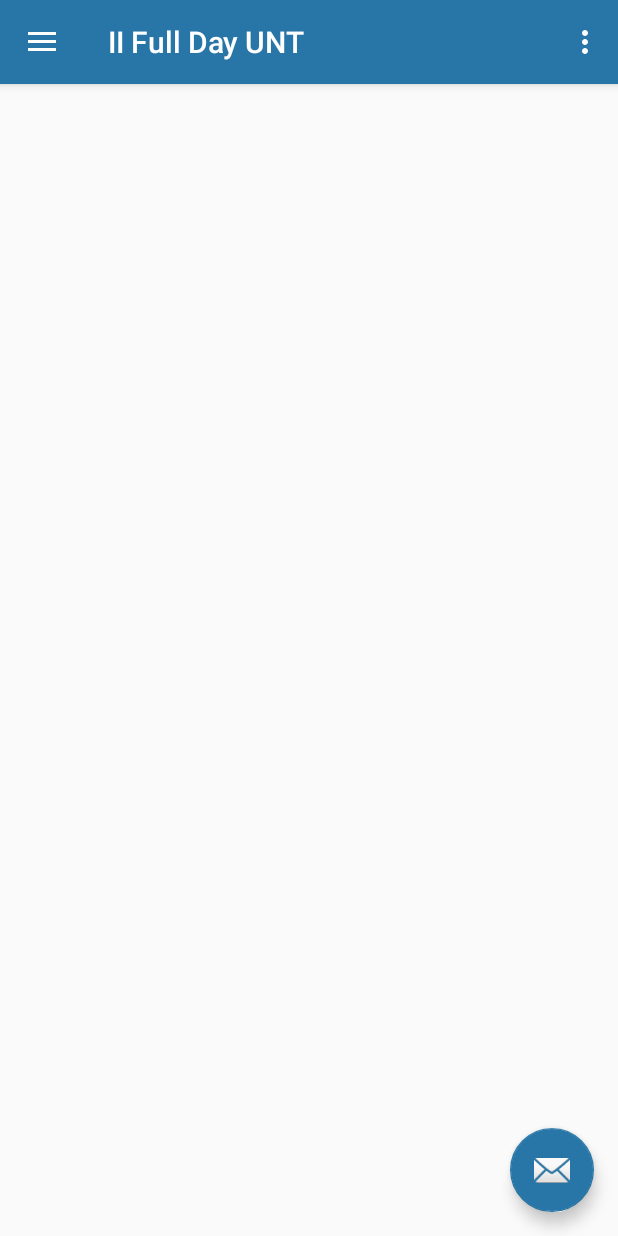
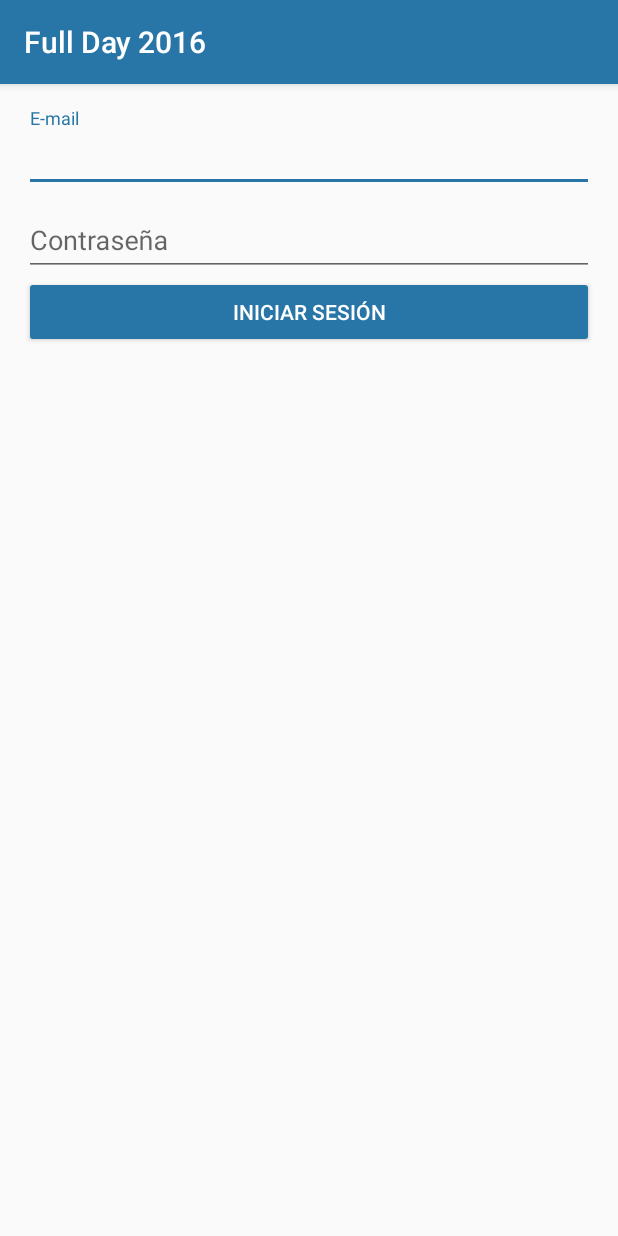
Before and after one commit to JCarlosR/FullDay2016, an Android app: the screen it shows after launch (PanelActivity before the commit, LoginActivity after it), on a phone screen of 412 x 824 dp. Run offline under Robolectric (Android 15) with nearby library versions, the phone set to English and light mode, and no system bars.

Commit message:
UI advances

```diff
--- a/app/src/main/AndroidManifest.xml
+++ b/app/src/main/AndroidManifest.xml
@@ -37,7 +37,8 @@
         <activity
             android:name=".PanelActivity"
             android:label="@string/title_activity_panel"
-            android:theme="@style/AppTheme.NoActionBar"></activity>
+            android:theme="@style/AppTheme.NoActionBar" />
+        <activity android:name=".LoginActivity"></activity>
     </application>
 
 </manifest>
--- /dev/null
+++ b/app/src/main/java/com/youtube/sorcjc/fullday2016/LoginActivity.java
@@ -0,0 +1,30 @@
+package com.youtube.sorcjc.fullday2016;
+
+import android.content.Intent;
+import android.support.v7.app.AppCompatActivity;
+import android.os.Bundle;
+import android.view.View;
+import android.widget.Button;
+
+public class LoginActivity extends AppCompatActivity implements View.OnClickListener {
+
+    @Override
+    protected void onCreate(Bundle savedInstanceState) {
+        super.onCreate(savedInstanceState);
+        setContentView(R.layout.activity_login);
+
+        Button btnLogin = (Button) findViewById(R.id.btnLogin);
+        btnLogin.setOnClickListener(this);
+    }
+
+    @Override
+    public void onClick(View view) {
+        switch (view.getId()) {
+            case R.id.btnLogin:
+                Intent intent = new Intent(this, PanelActivity.class);
+                startActivity(intent);
+                finish();
+                break;
+        }
+    }
+}
--- a/app/src/main/java/com/youtube/sorcjc/fullday2016/MainActivity.java
+++ b/app/src/main/java/com/youtube/sorcjc/fullday2016/MainActivity.java
@@ -10,7 +10,7 @@ public class MainActivity extends AppCompatActivity {
     protected void onCreate(Bundle savedInstanceState) {
         super.onCreate(savedInstanceState);
 
-        Intent intent = new Intent(this, PanelActivity.class);
+        Intent intent = new Intent(this, LoginActivity.class);
         startActivity(intent);
 
         finish();
--- a/app/src/main/res/drawable-v21/ic_menu_camera.xml
+++ /dev/null
@@ -1,12 +0,0 @@
-<vector xmlns:android="http://schemas.android.com/apk/res/android"
-    android:width="24dp"
-    android:height="24dp"
-    android:viewportHeight="24.0"
-    android:viewportWidth="24.0">
-    <path
-        android:fillColor="#FF000000"
-        android:pathData="M12,12m-3.2,0a3.2,3.2 0,1 1,6.4 0a3.2,3.2 0,1 1,-6.4 0" />
-    <path
-        android:fillColor="#FF000000"
-        android:pathData="M9,2L7.17,4H4c-1.1,0 -2,0.9 -2,2v12c0,1.1 0.9,2 2,2h16c1.1,0 2,-0.9 2,-2V6c0,-1.1 -0.9,-2 -2,-2h-3.17L15,2H9zm3,15c-2.76,0 -5,-2.24 -5,-5s2.24,-5 5,-5 5,2.24 5,5 -2.24,5 -5,5z" />
-</vector>
--- a/app/src/main/res/drawable-v21/ic_menu_gallery.xml
+++ /dev/null
@@ -1,9 +0,0 @@
-<vector xmlns:android="http://schemas.android.com/apk/res/android"
-    android:width="24dp"
-    android:height="24dp"
-    android:viewportHeight="24.0"
-    android:viewportWidth="24.0">
-    <path
-        android:fillColor="#FF000000"
-        android:pathData="M22,16V4c0,-1.1 -0.9,-2 -2,-2H8c-1.1,0 -2,0.9 -2,2v12c0,1.1 0.9,2 2,2h12c1.1,0 2,-0.9 2,-2zm-11,-4l2.03,2.71L16,11l4,5H8l3,-4zM2,6v14c0,1.1 0.9,2 2,2h14v-2H4V6H2z" />
-</vector>
--- a/app/src/main/res/drawable-v21/ic_menu_manage.xml
+++ /dev/null
@@ -1,9 +0,0 @@
-<vector xmlns:android="http://schemas.android.com/apk/res/android"
-    android:width="24dp"
-    android:height="24dp"
-    android:viewportHeight="24.0"
-    android:viewportWidth="24.0">
-    <path
-        android:fillColor="#FF000000"
-        android:pathData="M22.7,19l-9.1,-9.1c0.9,-2.3 0.4,-5 -1.5,-6.9 -2,-2 -5,-2.4 -7.4,-1.3L9,6 6,9 1.6,4.7C0.4,7.1 0.9,10.1 2.9,12.1c1.9,1.9 4.6,2.4 6.9,1.5l9.1,9.1c0.4,0.4 1,0.4 1.4,0l2.3,-2.3c0.5,-0.4 0.5,-1.1 0.1,-1.4z" />
-</vector>
--- a/app/src/main/res/drawable-v21/ic_menu_slideshow.xml
+++ /dev/null
@@ -1,9 +0,0 @@
-<vector xmlns:android="http://schemas.android.com/apk/res/android"
-    android:width="24dp"
-    android:height="24dp"
-    android:viewportHeight="24.0"
-    android:viewportWidth="24.0">
-    <path
-        android:fillColor="#FF000000"
-        android:pathData="M4,6H2v14c0,1.1 0.9,2 2,2h14v-2H4V6zm16,-4H8c-1.1,0 -2,0.9 -2,2v12c0,1.1 0.9,2 2,2h12c1.1,0 2,-0.9 2,-2V4c0,-1.1 -0.9,-2 -2,-2zm-8,12.5v-9l6,4.5 -6,4.5z" />
-</vector>
--- /dev/null
+++ b/app/src/main/res/layout/activity_login.xml
@@ -0,0 +1,47 @@
+<?xml version="1.0" encoding="utf-8"?>
+<LinearLayout xmlns:android="http://schemas.android.com/apk/res/android"
+    xmlns:tools="http://schemas.android.com/tools"
+    android:id="@+id/activity_login"
+    android:layout_width="match_parent"
+    android:layout_height="match_parent"
+    android:paddingBottom="@dimen/activity_vertical_margin"
+    android:paddingLeft="@dimen/activity_horizontal_margin"
+    android:paddingRight="@dimen/activity_horizontal_margin"
+    android:paddingTop="@dimen/activity_vertical_margin"
+    android:orientation="vertical"
+    tools:context="com.youtube.sorcjc.fullday2016.LoginActivity">
+
+    <android.support.design.widget.TextInputLayout
+        android:layout_width="match_parent"
+        android:layout_height="wrap_content">
+
+        <EditText
+            android:id="@+id/etEmail"
+            android:hint="E-mail"
+            android:inputType="textEmailAddress"
+            android:layout_width="match_parent"
+            android:layout_height="wrap_content" />
+
+    </android.support.design.widget.TextInputLayout>
+
+    <android.support.design.widget.TextInputLayout
+        android:layout_width="match_parent"
+        android:layout_height="wrap_content">
+
+        <EditText
+            android:id="@+id/etPassword"
+            android:hint="Contraseña"
+            android:inputType="textPassword"
+            android:layout_width="match_parent"
+            android:layout_height="wrap_content" />
+
+    </android.support.design.widget.TextInputLayout>
+
+    <Button
+        android:id="@+id/btnLogin"
+        style="@style/Widget.AppCompat.Button.Colored"
+        android:text="Iniciar sesión"
+        android:layout_width="match_parent"
+        android:layout_height="wrap_content" />
+
+</LinearLayout>
--- a/app/src/main/res/menu/activity_panel_drawer.xml
+++ b/app/src/main/res/menu/activity_panel_drawer.xml
@@ -3,33 +3,36 @@
 
     <group android:checkableBehavior="single">
         <item
+            android:id="@+id/nav_info"
+            android:icon="@drawable/ic_info_outline_24dp"
+            android:title="Sobre el evento" />
+        <item
+            android:id="@+id/nav_polls"
+            android:icon="@drawable/ic_mode_edit_24dp"
+            android:title="Responder encuesta" />
+    </group>
+
+    <group android:checkableBehavior="single">
+        <item
             android:id="@+id/nav_camera"
-            android:icon="@drawable/ic_menu_camera"
-            android:title="Import" />
+            android:icon="@drawable/ic_camera_alt_24dp"
+            android:title="Capturar foto" />
         <item
             android:id="@+id/nav_gallery"
-            android:icon="@drawable/ic_menu_gallery"
-            android:title="Gallery" />
-        <item
-            android:id="@+id/nav_slideshow"
-            android:icon="@drawable/ic_menu_slideshow"
-            android:title="Slideshow" />
-        <item
-            android:id="@+id/nav_manage"
-            android:icon="@drawable/ic_menu_manage"
-            android:title="Tools" />
+            android:icon="@drawable/ic_insert_photo_24dp"
+            android:title="Ver galería" />
     </group>
 
-    <item android:title="Communicate">
+    <item android:title="Más opciones">
         <menu>
             <item
-                android:id="@+id/nav_share"
-                android:icon="@drawable/ic_menu_share"
-                android:title="Share" />
+                android:id="@+id/nav_settings"
+                android:icon="@drawable/ic_build_24dp"
+                android:title="@string/action_settings" />
             <item
-                android:id="@+id/nav_send"
-                android:icon="@drawable/ic_menu_send"
-                android:title="Send" />
+                android:id="@+id/nav_about"
+                android:icon="@drawable/ic_insert_emoticon_24dp"
+                android:title="Acerca de" />
         </menu>
     </item>
 
--- a/app/src/main/res/menu/panel.xml
+++ b/app/src/main/res/menu/panel.xml
@@ -2,8 +2,9 @@
 <menu xmlns:android="http://schemas.android.com/apk/res/android"
     xmlns:app="http://schemas.android.com/apk/res-auto">
     <item
-        android:id="@+id/action_settings"
+        android:id="@+id/action_logout"
+        android:icon="@drawable/ic_power_24dp"
         android:orderInCategory="100"
-        android:title="@string/action_settings"
-        app:showAsAction="never" />
+        android:title="@string/action_logout"
+        app:showAsAction="always" />
 </menu>
--- a/app/src/main/res/values/strings.xml
+++ b/app/src/main/res/values/strings.xml
@@ -5,5 +5,6 @@
     <string name="navigation_drawer_open">Open navigation drawer</string>
     <string name="navigation_drawer_close">Close navigation drawer</string>
 
-    <string name="action_settings">Settings</string>
+    <string name="action_settings">Ajustes</string>
+    <string name="action_logout">Cerrar sesión</string>
 </resources>
```
Also changed, not shown: app/src/main/java/com/youtube/sorcjc/fullday2016/PanelActivity.java (+34 -8 lines), app/src/main/res/drawable/ic_build_24dp.xml (added, +9 -0 lines), app/src/main/res/drawable/ic_camera_alt_24dp.xml (added, +12 -0 lines), app/src/main/res/drawable/ic_info_outline_24dp.xml (added, +9 -0 lines), app/src/main/res/drawable/ic_insert_emoticon_24dp.xml (added, +9 -0 lines), app/src/main/res/drawable/ic_insert_photo_24dp.xml (added, +9 -0 lines), app/src/main/res/drawable/ic_mode_edit_24dp.xml (added, +9 -0 lines), app/src/main/res/drawable/ic_power_24dp.xml (added, +9 -0 lines), app/src/main/res/layout/nav_header_panel.xml (+5 -14 lines).
